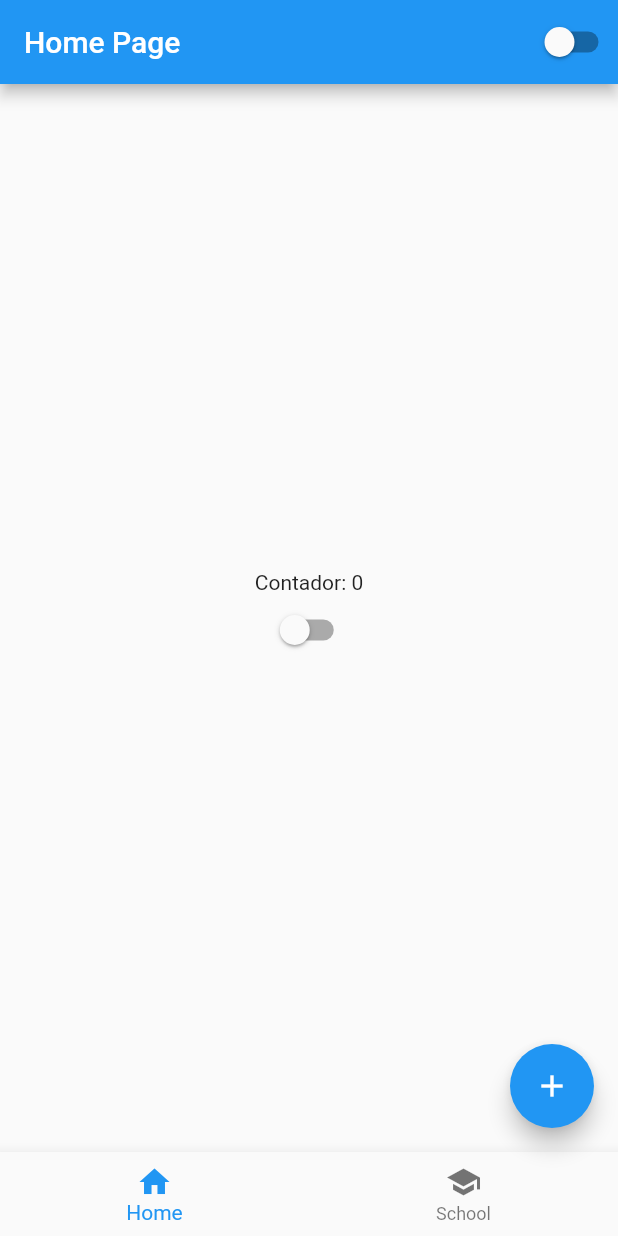
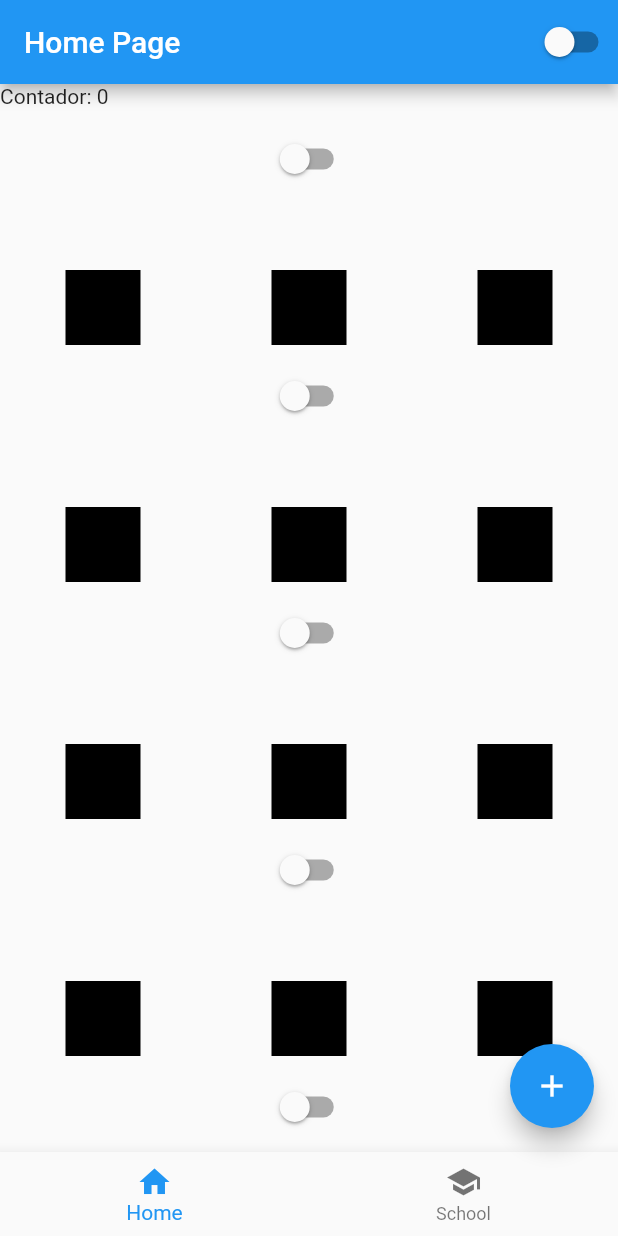
Before and after one commit to yasukawa426/flutter_video_aula, a Flutter app: the screen it shows after launch, on a phone screen of 412 x 824 dp. Run offline on Flutter 3.47's test engine with Material 2 defaults, Android fonts, the phone set to English and light mode, and no system bars.

Commit message:
adicionado listview

```diff
--- a/lib/home_page.dart
+++ b/lib/home_page.dart
@@ -24,12 +24,202 @@ class HomePageState extends State<HomePage> {
       body: Container(
         width: double.infinity,
         height: double.infinity,
-        child: Column(
-          mainAxisAlignment: MainAxisAlignment.center,//centraliza o eixo principal (y)
+        child: ListView(
+          //mainAxisAlignment: MainAxisAlignment.center,//centraliza o eixo principal (y)
           //crossAxisAlignment: CrossAxisAlignment.start,//eixo x
           children: [
             Text("Contador: $counter"),
+            Container(
+              height: 10,
+            ),
             CustomSwitch(),
+            Container(
+              height: 50,
+            ),
+            Row(
+              mainAxisAlignment: MainAxisAlignment.spaceAround,
+              crossAxisAlignment: CrossAxisAlignment.center,
+              children: [
+                Container(
+                  width: 50,
+                  height: 50,
+                  color: Colors.black,
+                ),
+                Container(
+                  width: 50,
+                  height: 50,
+                  color: Colors.black,
+                ),
+                Container(
+                  width: 50,
+                  height: 50,
+                  color: Colors.black,
+                )
+              ],
+            ),
+            Container(
+              height: 10,
+            ),
+            CustomSwitch(),
+            Container(
+              height: 50,
+            ),
+            Row(
+              mainAxisAlignment: MainAxisAlignment.spaceAround,
+              crossAxisAlignment: CrossAxisAlignment.center,
+              children: [
+                Container(
+                  width: 50,
+                  height: 50,
+                  color: Colors.black,
+                ),
+                Container(
+                  width: 50,
+                  height: 50,
+                  color: Colors.black,
+                ),
+                Container(
+                  width: 50,
+                  height: 50,
+                  color: Colors.black,
+                )
+              ],
+            ),Container(
+              height: 10,
+            ),
+            CustomSwitch(),
+            Container(
+              height: 50,
+            ),
+            Row(
+              mainAxisAlignment: MainAxisAlignment.spaceAround,
+              crossAxisAlignment: CrossAxisAlignment.center,
+              children: [
+                Container(
+                  width: 50,
+                  height: 50,
+                  color: Colors.black,
+                ),
+                Container(
+                  width: 50,
+                  height: 50,
+                  color: Colors.black,
+                ),
+                Container(
+                  width: 50,
+                  height: 50,
+                  color: Colors.black,
+                )
+              ],
+            ),Container(
+              height: 10,
+            ),
+            CustomSwitch(),
+            Container(
+              height: 50,
+            ),
+            Row(
+              mainAxisAlignment: MainAxisAlignment.spaceAround,
+              crossAxisAlignment: CrossAxisAlignment.center,
+              children: [
+                Container(
+                  width: 50,
+                  height: 50,
+                  color: Colors.black,
+                ),
+                Container(
+                  width: 50,
+                  height: 50,
+                  color: Colors.black,
+                ),
+                Container(
+                  width: 50,
+                  height: 50,
+                  color: Colors.black,
+                )
+              ],
+            ),Container(
+              height: 10,
+            ),
+            CustomSwitch(),
+            Container(
+              height: 50,
+            ),
+            Row(
+              mainAxisAlignment: MainAxisAlignment.spaceAround,
+              crossAxisAlignment: CrossAxisAlignment.center,
+              children: [
+                Container(
+                  width: 50,
+                  height: 50,
+                  color: Colors.black,
+                ),
+                Container(
+                  width: 50,
+                  height: 50,
+                  color: Colors.black,
+                ),
+                Container(
+                  width: 50,
+                  height: 50,
+                  color: Colors.black,
+                )
+              ],
+            ),Container(
+              height: 10,
+            ),
+            CustomSwitch(),
+            Container(
+              height: 50,
+            ),
+            Row(
+              mainAxisAlignment: MainAxisAlignment.spaceAround,
+              crossAxisAlignment: CrossAxisAlignment.center,
+              children: [
+                Container(
+                  width: 50,
+                  height: 50,
+                  color: Colors.black,
+                ),
+                Container(
+                  width: 50,
+                  height: 50,
+                  color: Colors.black,
+                ),
+                Container(
+                  width: 50,
+                  height: 50,
+                  color: Colors.black,
+                )
+              ],
+            ),Container(
+              height: 10,
+            ),
+            CustomSwitch(),
+            Container(
+              height: 50,
+            ),
+            Row(
+              mainAxisAlignment: MainAxisAlignment.spaceAround,
+              crossAxisAlignment: CrossAxisAlignment.center,
+              children: [
+                Container(
+                  width: 50,
+                  height: 50,
+                  color: Colors.black,
+                ),
+                Container(
+                  width: 50,
+                  height: 50,
+                  color: Colors.black,
+                ),
+                Container(
+                  width: 50,
+                  height: 50,
+                  color: Colors.black,
+                )
+              ],
+            ),
           ],
         ),
       ),
```
